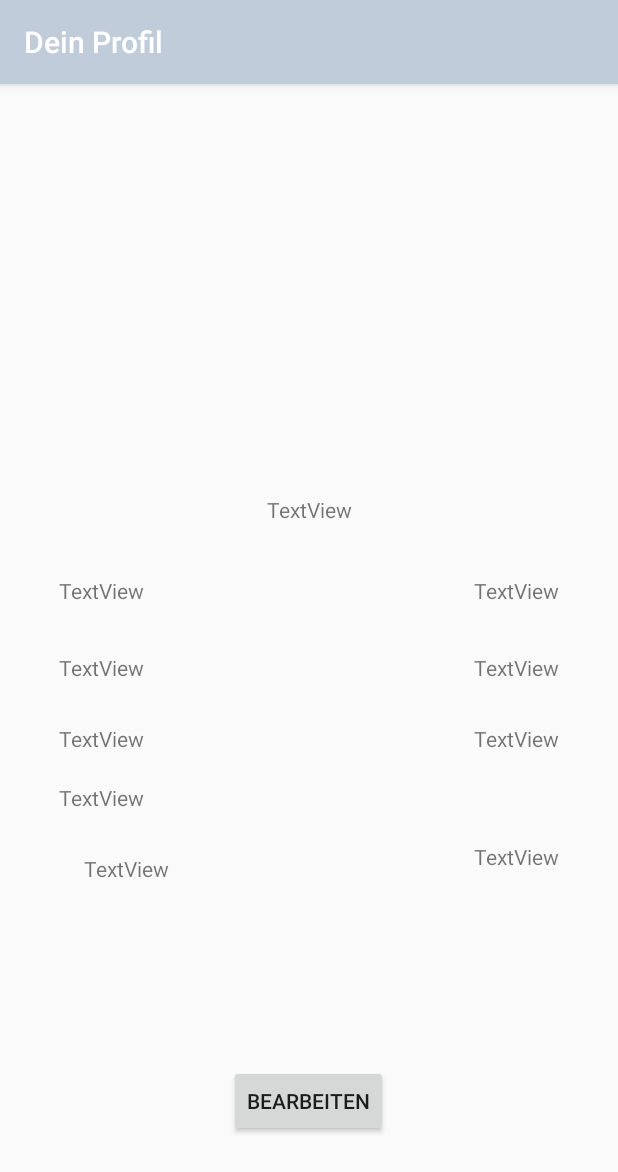
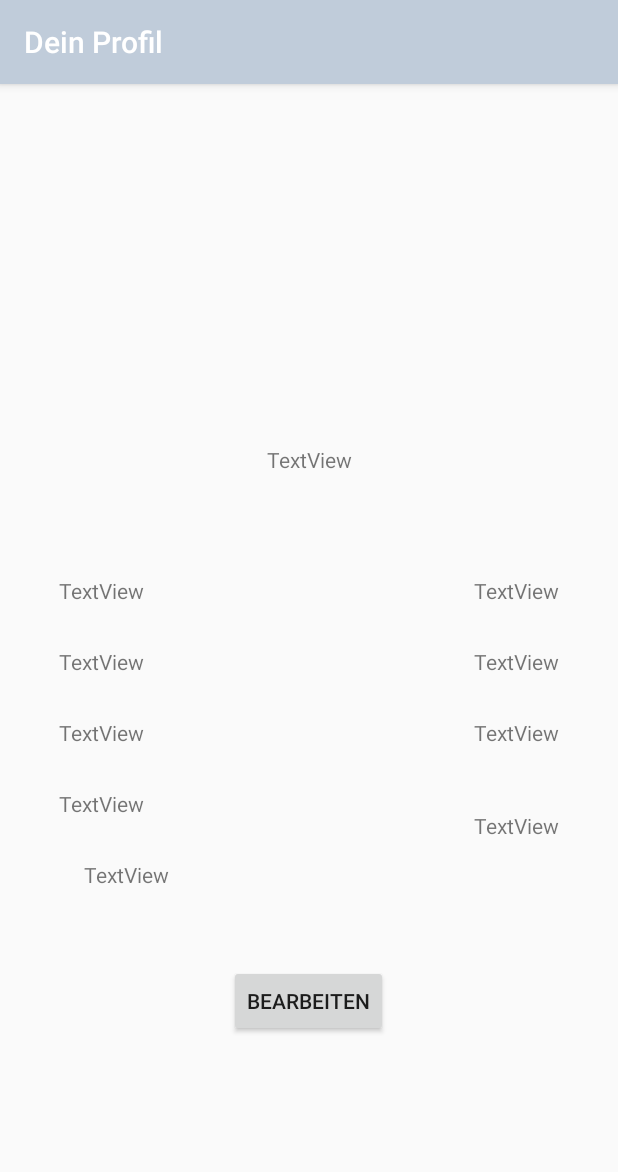
Before and after one commit to lolu1015/WGFinder, an Android app: the ProfilAnsehenActivity screen opened directly, with no data from a screen before it, on a phone screen of 412 x 824 dp. Shown: the top 1172 px of the screen. Run offline under Robolectric (Android 15) with nearby library versions, the phone set to English and light mode, and no system bars; our stand-ins replace Room's generated code; 3 statements that could not run were skipped.

```diff
--- a/app/src/main/res/layout/activity_profil_ansehen.xml
+++ b/app/src/main/res/layout/activity_profil_ansehen.xml
@@ -13,7 +13,7 @@
         android:layout_marginStart="8dp"
         android:layout_marginTop="294dp"
         android:layout_marginEnd="8dp"
-        android:layout_marginBottom="8dp"
+        android:layout_marginBottom="108dp"
         android:text="@string/Bearbeiten"
         app:layout_constraintBottom_toBottomOf="parent"
         app:layout_constraintEnd_toEndOf="parent"
@@ -65,7 +65,7 @@
         android:layout_width="wrap_content"
         android:layout_height="wrap_content"
         android:layout_marginStart="92dp"
-        android:layout_marginTop="32dp"
+        android:layout_marginTop="28dp"
         android:layout_marginEnd="110dp"
         android:text="TextView"
         app:layout_constraintEnd_toStartOf="@+id/apa_haustiere"
@@ -89,7 +89,7 @@
         android:layout_width="wrap_content"
         android:layout_height="wrap_content"
         android:layout_marginStart="92dp"
-        android:layout_marginTop="20dp"
+        android:layout_marginTop="28dp"
         android:layout_marginEnd="110dp"
         android:text="TextView"
         app:layout_constraintEnd_toStartOf="@+id/apa_geschlecht"
@@ -131,7 +131,7 @@
         android:layout_width="wrap_content"
         android:layout_height="wrap_content"
         android:layout_marginStart="110dp"
-        android:layout_marginTop="32dp"
+        android:layout_marginTop="28dp"
         android:layout_marginEnd="92dp"
         android:text="TextView"
         app:layout_constraintEnd_toEndOf="parent"
@@ -155,9 +155,9 @@
         android:layout_width="wrap_content"
         android:layout_height="wrap_content"
         android:layout_marginStart="110dp"
-        android:layout_marginTop="20dp"
+        android:layout_marginTop="31dp"
         android:layout_marginEnd="92dp"
-        android:layout_marginBottom="90dp"
+        android:layout_marginBottom="72dp"
         android:text="TextView"
         app:layout_constraintBottom_toTopOf="@+id/apa_bearbeiten_button"
         app:layout_constraintEnd_toEndOf="parent"
```
